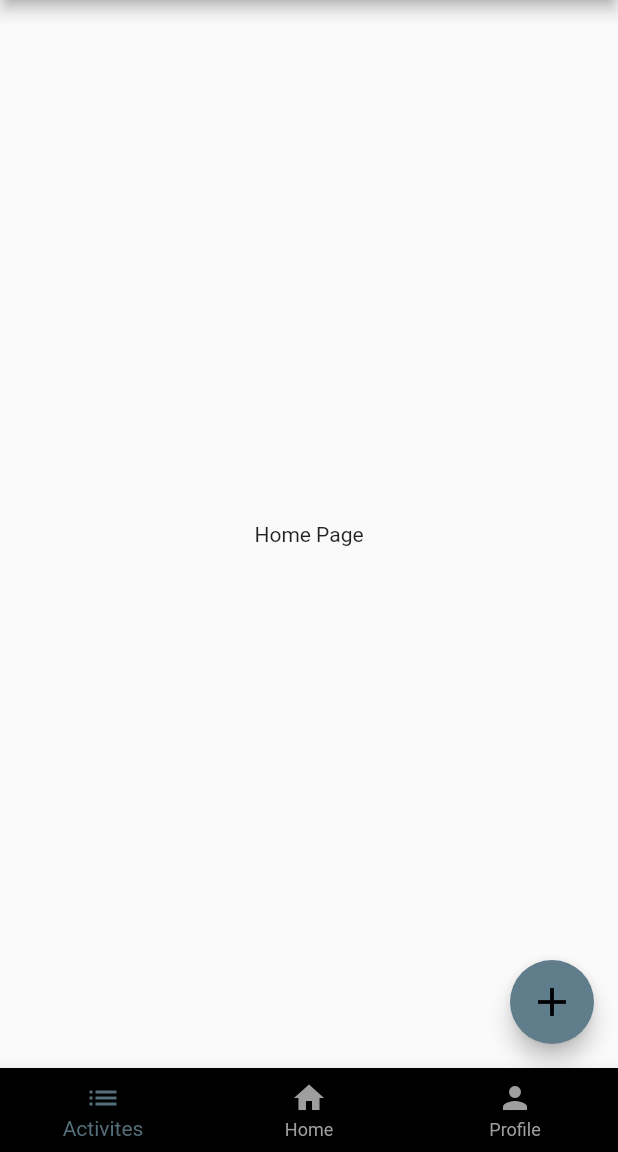
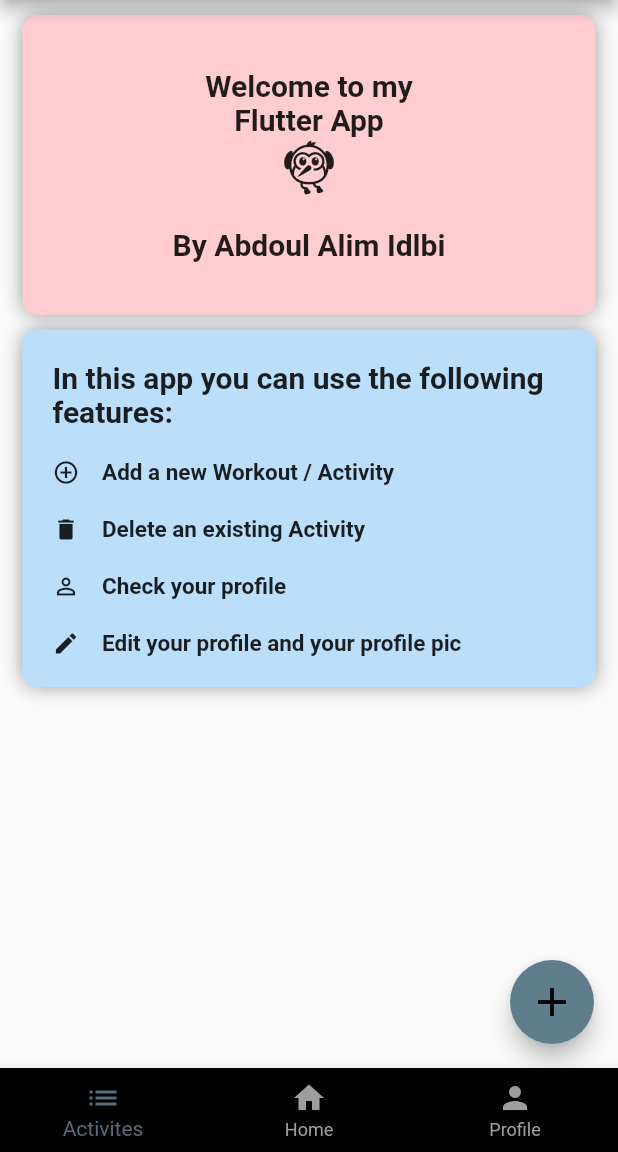
Before and after one commit to Abdouuul/MyFitnessApp---Flutter-Project, a Flutter app: the screen it shows after launch, swiped to page 2, on a phone screen of 412 x 824 dp, the part 84-1236 px from its top. Run offline on Flutter 3.47's test engine with Material 2 defaults, Android fonts, the phone set to English and light mode, and no system bars; our stand-ins replace cloud_firestore, firebase_core; missing offline and left inert: dart:ffi; accounts and stored records are empty.

Commit message:
Home Page design complete

```diff
--- a/lib/Pages/homePage.dart
+++ b/lib/Pages/homePage.dart
@@ -4,7 +4,146 @@ class HomePage extends StatelessWidget {
   @override
   Widget build(BuildContext context) => Scaffold(
         body: Center(
-          child: Text('Home Page'),
-        ),
+            child: Column(
+          children: <Widget>[
+            Container(
+              padding: const EdgeInsets.all(20),
+              margin: const EdgeInsets.only(top: 10),
+              width: MediaQuery.of(context).size.width - 30,
+              height: 200,
+              decoration: BoxDecoration(
+                borderRadius: const BorderRadius.all(Radius.circular(10)),
+                boxShadow: const [BoxShadow(color: Colors.grey, blurRadius: 10)],
+                color: Colors.red[100],
+              ),
+              child: Column(
+                mainAxisAlignment: MainAxisAlignment.center,
+                children: const <Widget>[
+                  Text(
+                    'Welcome to my',
+                    style: TextStyle(
+                      fontSize: 20,
+                      fontWeight: FontWeight.bold,
+                    ),
+                  ),
+                  Text(
+                    'Flutter App',
+                    style: TextStyle(
+                      fontSize: 20,
+                      fontWeight: FontWeight.bold,
+                    ),
+                  ),
+                  Icon(
+                    Icons.flutter_dash_outlined,
+                    size: 40,
+                  ),
+                  SizedBox(
+                    height: 20,
+                  ),
+                  Text(
+                    'By Abdoul Alim Idlbi',
+                    style: TextStyle(
+                      fontSize: 20,
+                      fontWeight: FontWeight.bold,
+                    ),
+                  ),
+                ],
+              ),
+            ),
+            Container(
+              padding: const EdgeInsets.all(20),
+              margin: const EdgeInsets.only(top: 10),
+              width: MediaQuery.of(context).size.width - 30,
+              decoration: BoxDecoration(
+                borderRadius: const BorderRadius.all(Radius.circular(10)),
+                boxShadow: const [BoxShadow(color: Colors.grey, blurRadius: 10)],
+                color: Colors.blue[100],
+              ),
+              child: Column(children: <Widget>[
+                const Text('In this app you can use the following features:',
+                    style: TextStyle(
+                      fontSize: 20,
+                      fontWeight: FontWeight.bold,
+                    )),
+                const SizedBox(
+                  height: 20,
+                ),
+                Row(children: const <Widget>[
+                  Icon(
+                    Icons.add_circle_outline,
+                    size: 18,
+                  ),
+                  SizedBox(
+                    width: 15,
+                  ),
+                  Text(
+                    'Add a new Workout / Activity',
+                    style: TextStyle(
+                      fontSize: 15,
+                      fontWeight: FontWeight.bold,
+                    ),
+                  ),
+                ]),
+                const SizedBox(
+                  height: 20,
+                ),
+                Row(children: const <Widget>[
+                  Icon(
+                    Icons.delete,
+                    size: 18,
+                  ),
+                  SizedBox(
+                    width: 15,
+                  ),
+                  Text(
+                    'Delete an existing Activity',
+                    style: TextStyle(
+                      fontSize: 15,
+                      fontWeight: FontWeight.bold,
+                    ),
+                  ),
+                ]),
+                const SizedBox(
+                  height: 20,
+                ),
+                Row(children: const <Widget>[
+                  Icon(
+                    Icons.person_outline,
+                    size: 18,
+                  ),
+                  SizedBox(
+                    width: 15,
+                  ),
+                  Text(
+                    'Check your profile',
+                    style: TextStyle(
+                      fontSize: 15,
+                      fontWeight: FontWeight.bold,
+                    ),
+                  ),
+                ]),
+                const SizedBox(
+                  height: 20,
+                ),
+                Row(children: const <Widget>[
+                  Icon(
+                    Icons.edit,
+                    size: 18,
+                  ),
+                  SizedBox(
+                    width: 15,
+                  ),
+                  Text(
+                    'Edit your profile and your profile pic',
+                    style: TextStyle(
+                      fontSize: 15,
+                      fontWeight: FontWeight.bold,
+                    ),
+                  ),
+                ])
+              ]),
+            )
+          ],
+        )),
       );
 }
--- a/lib/main.dart
+++ b/lib/main.dart
@@ -73,9 +73,9 @@ class _MainPageState extends State<MainPage>
             showDialog(
                 barrierColor: Colors.grey[800],
                 context: context,
-                builder: (context) =>  AlertDialog(
-                      title:  const Text('Add New Activity'),
-                      content:  AddModal(),
+                builder: (context) => AlertDialog(
+                      title: const Text('Add New Activity'),
+                      content: AddModal(),
                     ))
           },
         ),
--- a/lib/widgets/ActivityCard.dart
+++ b/lib/widgets/ActivityCard.dart
@@ -15,7 +15,6 @@ class ActivityCard extends StatelessWidget {
         padding: const EdgeInsets.all(20),
         margin: const EdgeInsets.only(top: 10),
         width: MediaQuery.of(context).size.width - 30,
-        height: 120,
         decoration: BoxDecoration(
             image: DecorationImage(
               image: NetworkImage(activity.imagePath),
@@ -23,6 +22,7 @@ class ActivityCard extends StatelessWidget {
               opacity: 0.050,
             ),
             borderRadius: const BorderRadius.all(Radius.circular(10)),
+            boxShadow: [BoxShadow(color: Colors.grey, blurRadius: 10)],
             gradient: const LinearGradient(
                 begin: Alignment.centerLeft,
                 end: Alignment.centerRight,
```
